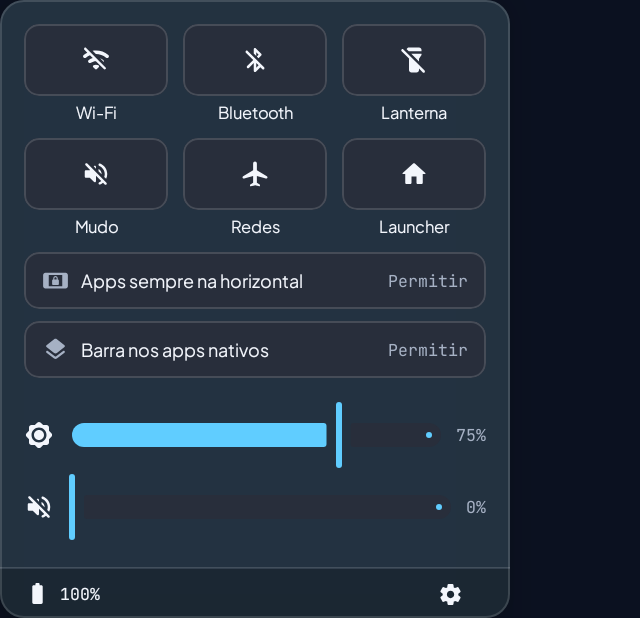
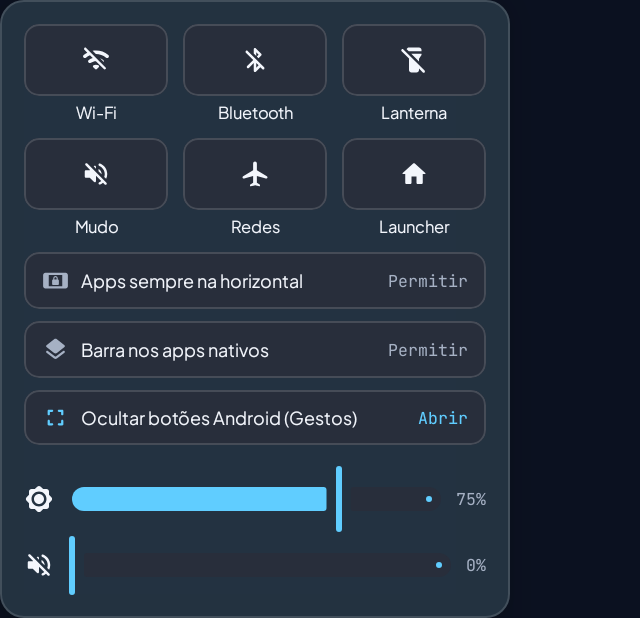
Before and after one commit to jonathanfiandrini-star/W111, an Android app built with Jetpack Compose: the composable ActionCenterFlyout shown on its own in the app's theme, on a phone screen of 824 x 412 dp (held sideways). Shown: the whole screen, without its empty margins (0-640 px from the left). Run offline under Robolectric (Android 15) with nearby library versions, the phone set to English and light mode, and no system bars; 2 statements that could not run were skipped.

Commit message:
feat: add immersive gesture navigation support
- Implement immersive mode by hiding system navigation bars.
- Add system navigation settings shortcut to Action Center.
- Update tests to reflect new navigation UI elements.

```diff
--- a/app/src/main/java/com/example/data/repository/LauncherRepository.kt
+++ b/app/src/main/java/com/example/data/repository/LauncherRepository.kt
@@ -258,6 +258,7 @@ class LauncherRepository(
     fun openDisplaySettings() = systemBridge.openDisplaySettings()
     fun openSystemSettings() = systemBridge.openSystemSettings()
     fun openDefaultHomeSettings() = systemBridge.openDefaultHomeSettings()
+    fun openSystemNavigationSettings() = systemBridge.openSystemNavigationSettings()
     fun setMediaVolume(volume: Int) = systemBridge.setMediaVolume(volume)
     fun toggleTorch(): Boolean? = systemBridge.toggleTorch()
     fun readTelemetry(windowBrightness: Float): SystemTelemetry = systemBridge.readTelemetry(windowBrightness)
--- a/app/src/main/java/com/example/ui/LauncherViewModel.kt
+++ b/app/src/main/java/com/example/ui/LauncherViewModel.kt
@@ -1013,6 +1013,7 @@ class LauncherViewModel(application: Application) : AndroidViewModel(application
     fun openDisplaySettings() = repository.openDisplaySettings()
     fun openSystemSettings() = repository.openSystemSettings()
     fun openDefaultHomeSettings() = repository.openDefaultHomeSettings()
+    fun openSystemNavigationSettings() = repository.openSystemNavigationSettings()
 
     fun getFolderChildren(folderId: Long): List<DesktopItemEntity> {
         return uiState.value.allDesktopItems.filter {
--- a/app/src/main/java/com/example/ui/components/ActionCenterFlyout.kt
+++ b/app/src/main/java/com/example/ui/components/ActionCenterFlyout.kt
@@ -25,6 +25,7 @@ import androidx.compose.material.icons.rounded.BluetoothDisabled
 import androidx.compose.material.icons.rounded.BrightnessHigh
 import androidx.compose.material.icons.rounded.FlashlightOff
 import androidx.compose.material.icons.rounded.FlashlightOn
+import androidx.compose.material.icons.rounded.Fullscreen
 import androidx.compose.material.icons.rounded.Home
 import androidx.compose.material.icons.rounded.Layers
 import androidx.compose.material.icons.rounded.ScreenLockLandscape
@@ -75,6 +76,7 @@ fun ActionCenterFlyout(
     onBrightnessChange: (Float) -> Unit,
     onVolumeChange: (Int) -> Unit,
     onOpenSystemSettings: () -> Unit,
+    onOpenNavigationSettings: () -> Unit,
     modifier: Modifier = Modifier
 ) {
     Surface(
@@ -239,7 +241,43 @@ fun ActionCenterFlyout(
                     )
                 }
 
-                Spacer(modifier = Modifier.height(14.dp))
+                Spacer(modifier = Modifier.height(8.dp))
+
+                // Gesture navigation shortcut to hide Android buttons globally
+                Row(
+                    verticalAlignment = Alignment.CenterVertically,
+                    horizontalArrangement = Arrangement.SpaceBetween,
+                    modifier = Modifier
+                        .fillMaxWidth()
+                        .clip(RoundedCornerShape(10.dp))
+                        .background(Win11CardSurface)
+                        .border(1.dp, Win11BorderSubtle, RoundedCornerShape(10.dp))
+                        .clickable(onClick = onOpenNavigationSettings)
+                        .padding(horizontal = 12.dp, vertical = 9.dp)
+                        .testTag("action_tile_gesture_nav")
+                ) {
+                    Row(verticalAlignment = Alignment.CenterVertically) {
+                        Icon(
+                            imageVector = Icons.Rounded.Fullscreen,
+                            contentDescription = "Ocultar botões do Android",
+                            tint = Win11AccentCyan,
+                            modifier = Modifier.size(18.dp)
+                        )
+                        Spacer(modifier = Modifier.width(8.dp))
+                        Text(
+                            text = "Ocultar botões Android (Gestos)",
+                            style = MaterialTheme.typography.labelMedium,
+                            color = Win11TextPrimary
+                        )
+                    }
+                    Text(
+                        text = "Abrir",
+                        style = MaterialTheme.typography.labelSmall,
+                        color = Win11AccentCyan
+                    )
+                }
+
+                Spacer(modifier = Modifier.height(12.dp))
 
                 // Brightness Slider
                 Row(
```
Also changed, not shown: app/src/main/java/com/example/MainActivity.kt (+25 -2 lines), app/src/main/java/com/example/data/system/SystemBridge.kt (+17 -0 lines), app/src/main/java/com/example/service/AppWindowOverlayService.kt (+1 -16 lines), app/src/main/java/com/example/ui/components/InternalDesktopWindows.kt (+50 -1 lines), 2 other files.
